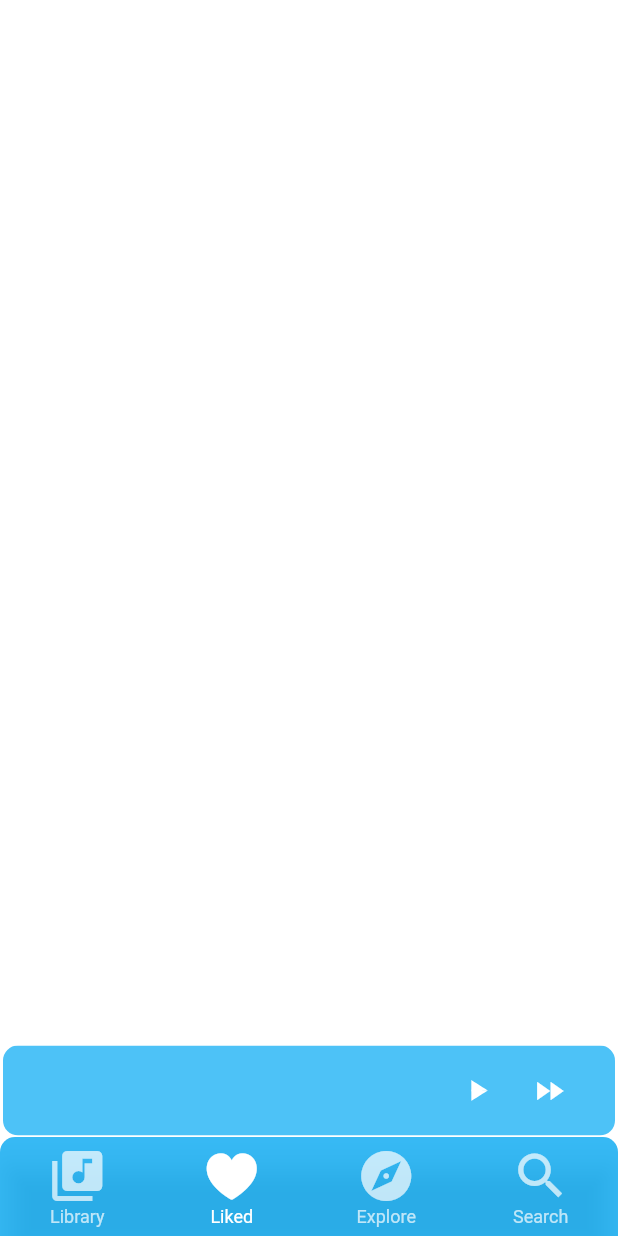
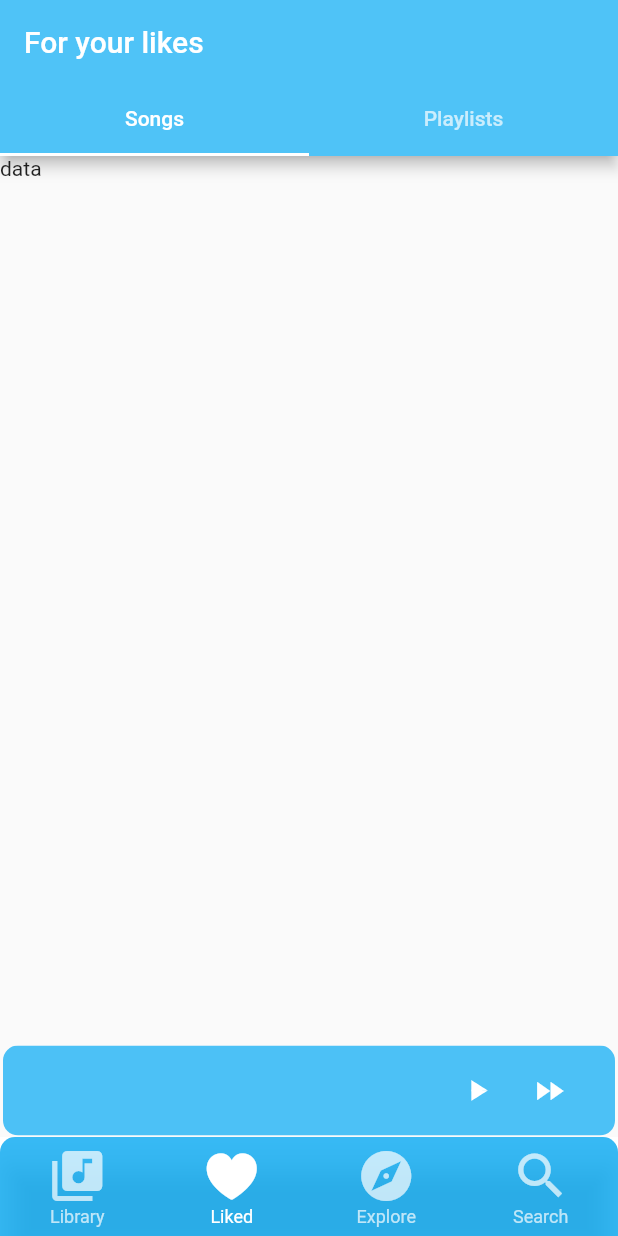
Before and after one commit to raysummee/Raylex, a Flutter app: the screen it shows after launch, item 2 of the bottom bar chosen, on a phone screen of 412 x 824 dp. Run offline on Flutter 3.47's test engine with Material 2 defaults, Android fonts, the light colour scheme and no system bars; our stand-ins replace flutter_icons.

Commit message:
add a ugly like page

```diff
--- a/lib/ux/pages/likedPage.dart
+++ b/lib/ux/pages/likedPage.dart
@@ -1,10 +1,38 @@
+import 'package:Raylex/ux/components/lists/songList.dart';
 import 'package:flutter/material.dart';
+import 'package:flutter_icons/flutter_icons.dart';
 
 class LikedPage extends StatelessWidget {
   @override
   Widget build(BuildContext context) {
-    return Container(
-
+    return DefaultTabController(
+      length: 2,
+      child: Scaffold(
+        appBar:AppBar(
+          title: Text(
+            "For your likes"
+          ),
+          backgroundColor: Colors.lightBlue.shade300,
+          bottom: TabBar(
+            isScrollable: false,
+            indicatorColor: Colors.white,
+            tabs: <Widget>[
+              Tab(
+                text: "Songs",
+              ),
+              Tab(
+                text: "Playlists",
+              )
+            ]
+          ),
+        ),
+        body: TabBarView(
+          children: [
+            Text('data'),
+            Text("da")
+          ]
+        ),
+      ),
     );
   }
 }
```
